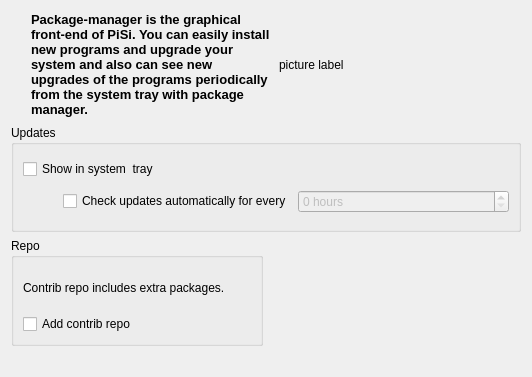
This is kde4/kaptan4/src/gui/packageWidget.ui in pars-linux/uludag as Qt 5 draws it before an edit. The edited form follows.
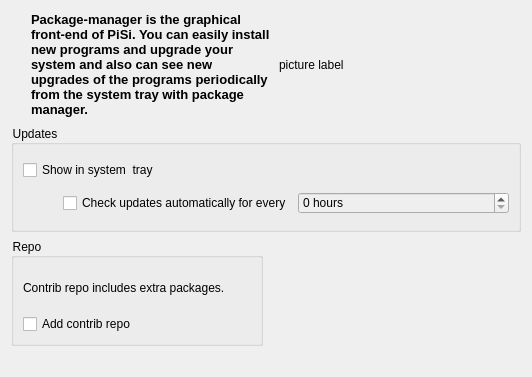
This is the edited form.

What changed in the file:
```diff
--- a/kde4/kaptan4/src/gui/packageWidget.ui
+++ b/kde4/kaptan4/src/gui/packageWidget.ui
@@ -64,7 +64,7 @@
    <item row="1" column="0" colspan="2">
     <widget class="QGroupBox" name="groupBoxUpdates">
      <property name="styleSheet">
-      <string notr="true"/>
+      <string notr="true">color:black</string>
      </property>
      <property name="title">
       <string>Updates</string>
@@ -126,7 +126,7 @@
    <item row="2" column="0">
     <widget class="QGroupBox" name="groupBoxRepo">
      <property name="styleSheet">
-      <string notr="true"/>
+      <string notr="true">color:black</string>
      </property>
      <property name="title">
       <string>Repo</string>
```
Left out of the diff: 2 changed lines with no effect on the pictures.
